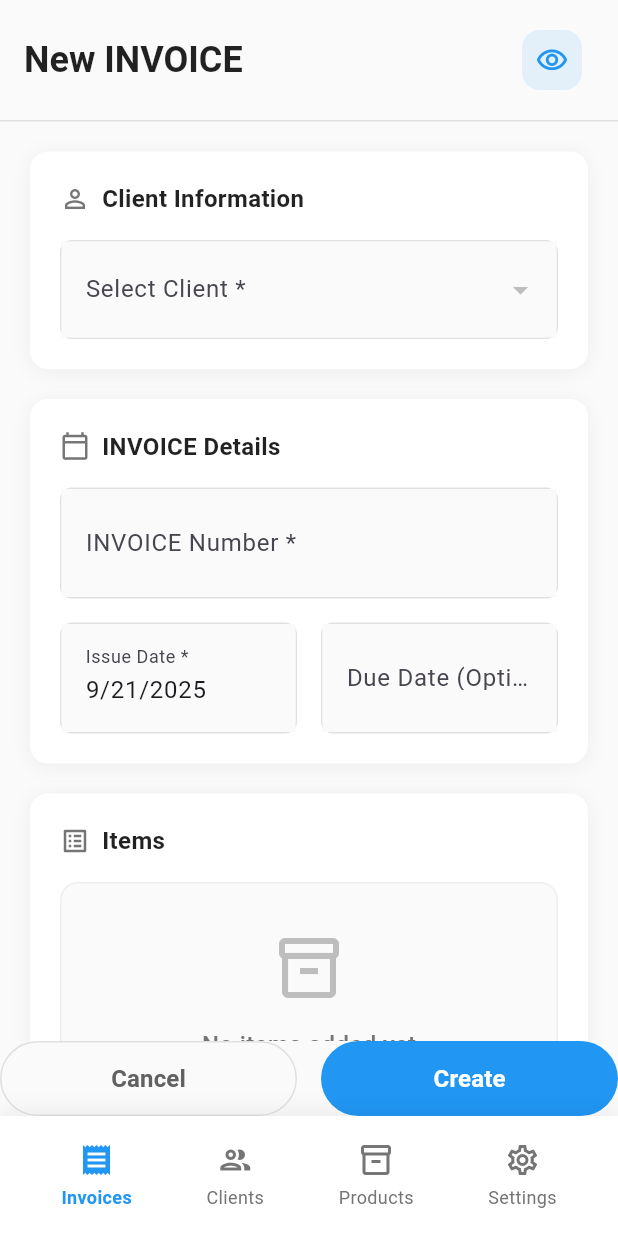
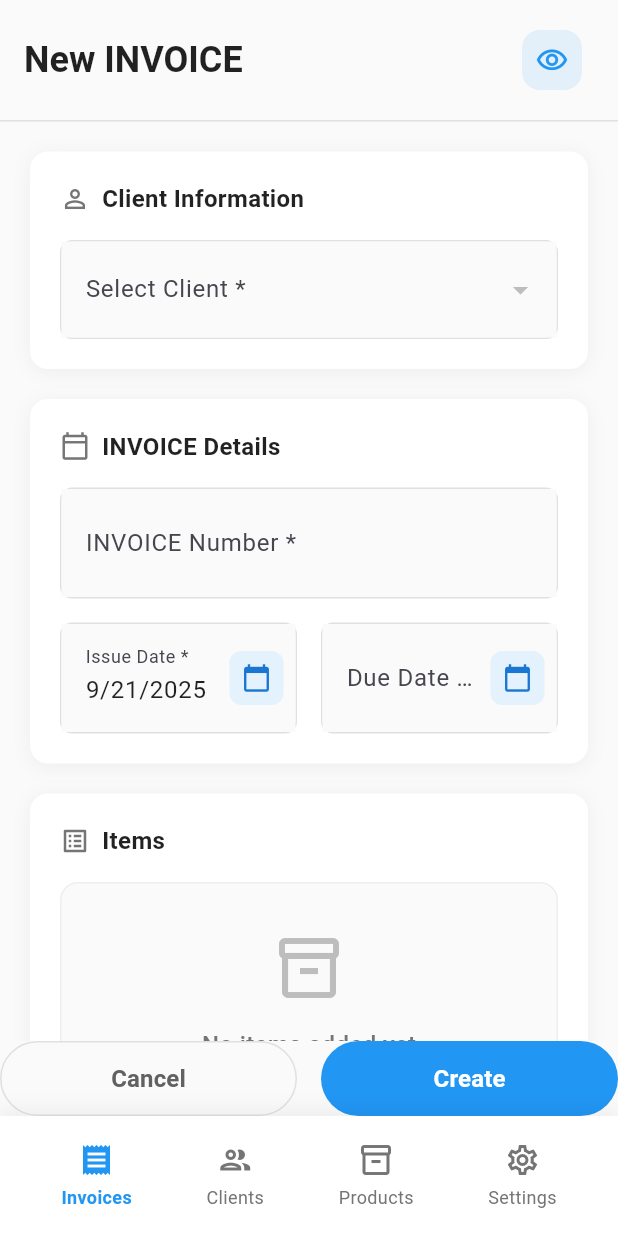
Before and after one commit to igorsoares0/invinv, a Flutter app: the InvoiceFormScreen screen opened by its route, on a phone screen of 412 x 824 dp. Run offline on Flutter 3.47's test engine with Material 3 defaults, Android fonts, the phone set to English and light mode, and no system bars; drawn by our look-alikes of flutter_form_builder; our stand-ins replace equatable, flutter_bloc, flutter_screenutil, form_builder_validators, go_router, image_picker and 3 more; accounts and stored records are empty.

Commit message:
improve calendar ui

```diff
--- a/lib/features/invoices/screens/invoice_form_screen.dart
+++ b/lib/features/invoices/screens/invoice_form_screen.dart
@@ -993,17 +993,95 @@ class _InvoiceFormScreenState extends State<InvoiceFormScreen> {
           borderRadius: BorderRadius.circular(8),
           border: Border.all(color: Colors.grey.shade300),
         ),
+        child: Theme(
+          data: Theme.of(context).copyWith(
+            colorScheme: Theme.of(context).colorScheme.copyWith(
+              primary: Colors.blue,
+              secondary: Colors.blue.shade100,
+              surface: Colors.white,
+              onSurface: Colors.black87,
+              onPrimary: Colors.white,
+            ),
+            dialogBackgroundColor: Colors.white,
+            dialogTheme: DialogThemeData(
+              shape: RoundedRectangleBorder(
+                borderRadius: BorderRadius.circular(16),
+              ),
+              elevation: 8,
+              shadowColor: Colors.black.withOpacity(0.1),
+            ),
+            datePickerTheme: DatePickerThemeData(
+              backgroundColor: Colors.white,
+              headerBackgroundColor: Colors.blue,
+              headerForegroundColor: Colors.white,
+              dayStyle: const TextStyle(
+                fontSize: 14,
+                fontWeight: FontWeight.w500,
+              ),
+              todayBackgroundColor: MaterialStateProperty.all(Colors.blue.shade50),
+              todayForegroundColor: MaterialStateProperty.all(Colors.blue.shade700),
+              dayForegroundColor: MaterialStateProperty.resolveWith((states) {
+                if (states.contains(MaterialState.selected)) {
+                  return Colors.white;
+                }
+                return Colors.black87;
+              }),
+              dayBackgroundColor: MaterialStateProperty.resolveWith((states) {
+                if (states.contains(MaterialState.selected)) {
+                  return Colors.blue;
+                }
+                return null;
+              }),
+              shape: RoundedRectangleBorder(
+                borderRadius: BorderRadius.circular(16),
+              ),
+              dayShape: MaterialStateProperty.all(
+                RoundedRectangleBorder(
+                  borderRadius: BorderRadius.circular(8),
+                ),
+              ),
+            ),
+            textButtonTheme: TextButtonThemeData(
+              style: TextButton.styleFrom(
+                foregroundColor: Colors.blue,
+                textStyle: const TextStyle(
+                  fontWeight: FontWeight.w600,
+                ),
+                shape: RoundedRectangleBorder(
+                  borderRadius: BorderRadius.circular(8),
+                ),
+              ),
+            ),
+          ),
           child: FormBuilderDateTimePicker(
             name: name,
             inputType: InputType.date,
             validator: validator != null ? (DateTime? value) {
               return validator(value?.toString());
             } : null,
+            style: const TextStyle(
+              fontSize: 16,
+              color: Colors.black87,
+            ),
             decoration: InputDecoration(
               labelText: labelText,
               hintText: hintText,
               border: InputBorder.none,
               contentPadding: const EdgeInsets.symmetric(horizontal: 12, vertical: 16),
+              suffixIcon: Container(
+                margin: const EdgeInsets.all(8),
+                padding: const EdgeInsets.all(8),
+                decoration: BoxDecoration(
+                  color: Colors.blue.shade50,
+                  borderRadius: BorderRadius.circular(8),
+                ),
+                child: Icon(
+                  Icons.calendar_today,
+                  size: 20,
+                  color: Colors.blue.shade700,
+                ),
+              ),
+            ),
           ),
         ),
       );
```
Lines whose indentation alone changed are shown as unchanged.
